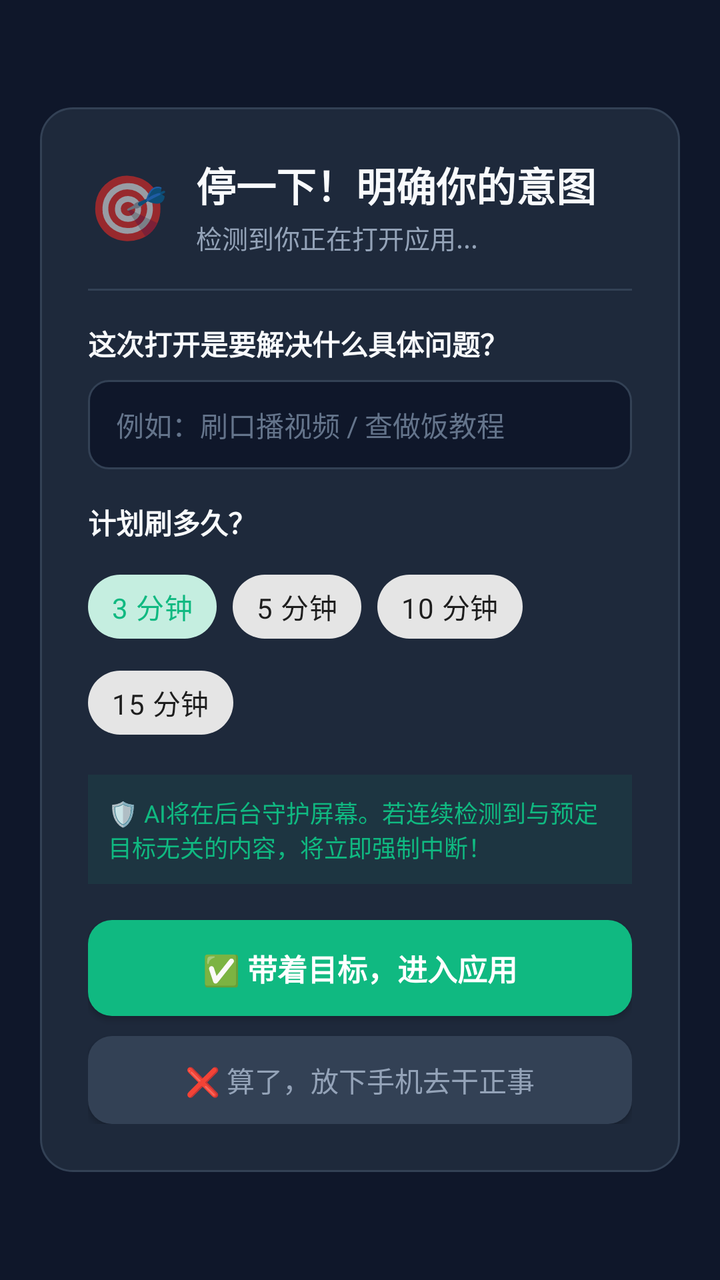
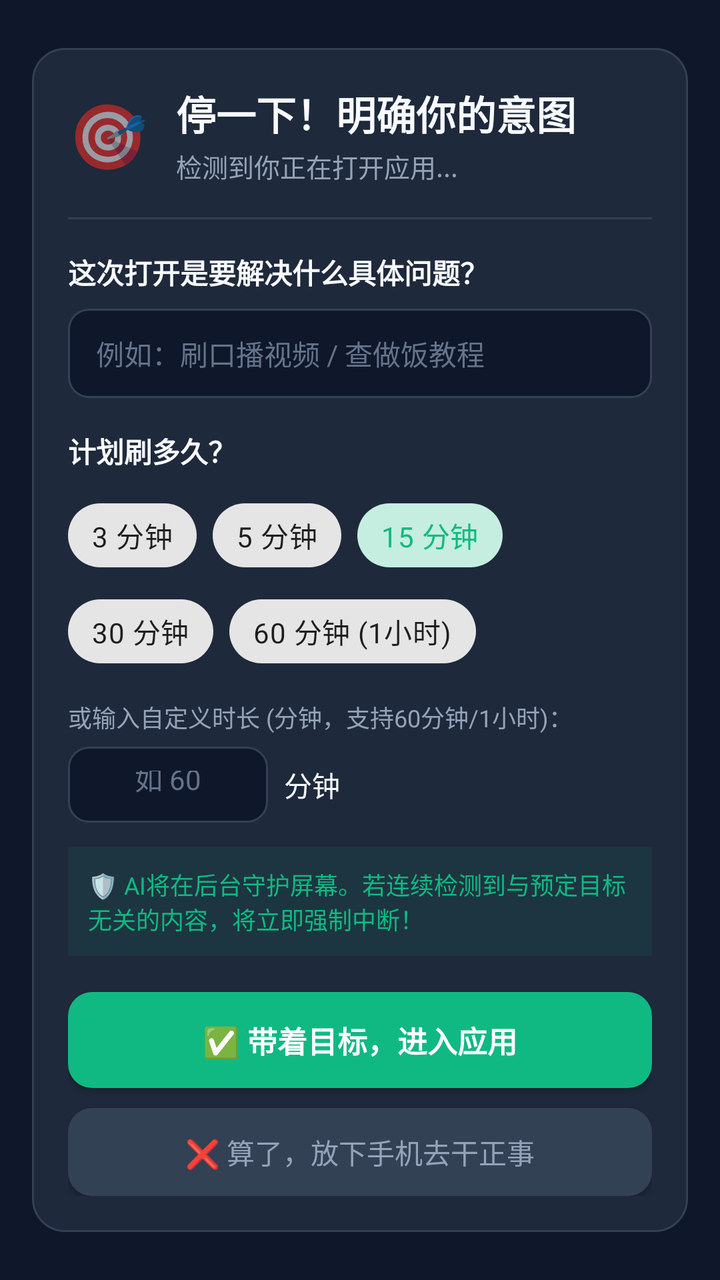

An Android layout rendered at two revisions. The XML below is the earlier revision; the diff shows what the commit changed to produce the second picture.
<!-- AndroidManifest.xml: application theme Theme.StopScroll -->
<!-- res/layout/activity_intercept.xml -->
<?xml version="1.0" encoding="utf-8"?>
<FrameLayout xmlns:android="http://schemas.android.com/apk/res/android"
    xmlns:app="http://schemas.android.com/apk/res-auto"
    android:layout_width="match_parent"
    android:layout_height="match_parent"
    android:background="@color/bg_dark"
    android:padding="20dp">

    
    <LinearLayout
        android:id="@+id/layoutInterceptCard"
        android:layout_width="match_parent"
        android:layout_height="wrap_content"
        android:layout_gravity="center"
        android:background="@drawable/card_rounded"
        android:orientation="vertical"
        android:padding="24dp">

        
        <LinearLayout
            android:layout_width="match_parent"
            android:layout_height="wrap_content"
            android:gravity="center_vertical"
            android:orientation="horizontal">

            <TextView
                android:layout_width="wrap_content"
                android:layout_height="wrap_content"
                android:text="🎯"
                android:textSize="32sp" />

            <LinearLayout
                android:layout_width="0dp"
                android:layout_height="wrap_content"
                android:layout_marginStart="14dp"
                android:layout_weight="1"
                android:orientation="vertical">

                <TextView
                    android:layout_width="wrap_content"
                    android:layout_height="wrap_content"
                    android:text="停一下！明确你的意图"
                    android:textColor="@color/text_primary"
                    android:textSize="20sp"
                    android:textStyle="bold" />

                <TextView
                    android:id="@+id/tvTargetAppInfo"
                    android:layout_width="wrap_content"
                    android:layout_height="wrap_content"
                    android:layout_marginTop="2dp"
                    android:text="检测到你正在打开应用..."
                    android:textColor="@color/text_secondary"
                    android:textSize="13sp" />
            </LinearLayout>
        </LinearLayout>

        <View
            android:layout_width="match_parent"
            android:layout_height="1dp"
            android:layout_marginTop="16dp"
            android:layout_marginBottom="16dp"
            android:background="@color/card_border" />

        
        <TextView
            android:layout_width="wrap_content"
            android:layout_height="wrap_content"
            android:text="这次打开是要解决什么具体问题？"
            android:textColor="@color/text_primary"
            android:textSize="14sp"
            android:textStyle="bold" />

        <EditText
            android:id="@+id/etUserGoal"
            android:layout_width="match_parent"
            android:layout_height="wrap_content"
            android:layout_marginTop="8dp"
            android:background="@drawable/edit_text_bg"
            android:hint="例如：刷口播视频 / 查做饭教程"
            android:textColor="@color/text_primary"
            android:textColorHint="@color/text_muted"
            android:textSize="14sp"
            android:singleLine="true" />

        
        <TextView
            android:layout_width="wrap_content"
            android:layout_height="wrap_content"
            android:layout_marginTop="16dp"
            android:text="计划刷多久？"
            android:textColor="@color/text_primary"
            android:textSize="14sp"
            android:textStyle="bold" />

        <com.google.android.material.chip.ChipGroup
            android:id="@+id/chipGroupDuration"
            android:layout_width="match_parent"
            android:layout_height="wrap_content"
            android:layout_marginTop="8dp"
            app:singleSelection="true">

            <com.google.android.material.chip.Chip
                android:id="@+id/chip3"
                style="@style/Widget.MaterialComponents.Chip.Choice"
                android:layout_width="wrap_content"
                android:layout_height="wrap_content"
                android:checked="true"
                android:text="3 分钟" />

            <com.google.android.material.chip.Chip
                android:id="@+id/chip5"
                style="@style/Widget.MaterialComponents.Chip.Choice"
                android:layout_width="wrap_content"
                android:layout_height="wrap_content"
                android:text="5 分钟" />

            <com.google.android.material.chip.Chip
                android:id="@+id/chip10"
                style="@style/Widget.MaterialComponents.Chip.Choice"
                android:layout_width="wrap_content"
                android:layout_height="wrap_content"
                android:text="10 分钟" />

            <com.google.android.material.chip.Chip
                android:id="@+id/chip15"
                style="@style/Widget.MaterialComponents.Chip.Choice"
                android:layout_width="wrap_content"
                android:layout_height="wrap_content"
                android:text="15 分钟" />
        </com.google.android.material.chip.ChipGroup>

        
        <TextView
            android:layout_width="match_parent"
            android:layout_height="wrap_content"
            android:layout_marginTop="12dp"
            android:background="#1510B981"
            android:padding="10dp"
            android:text="🛡️ AI将在后台守护屏幕。若连续检测到与预定目标无关的内容，将立即强制中断！"
            android:textColor="@color/primary"
            android:textSize="12sp" />

        
        <Button
            android:id="@+id/btnEnterApp"
            android:layout_width="match_parent"
            android:layout_height="48dp"
            android:layout_marginTop="18dp"
            android:background="@drawable/btn_primary"
            android:text="✅ 带着目标，进入应用"
            android:textAllCaps="false"
            android:textColor="#FFFFFF"
            android:textSize="15sp"
            android:textStyle="bold" />

        <Button
            android:id="@+id/btnGiveUp"
            android:layout_width="match_parent"
            android:layout_height="44dp"
            android:layout_marginTop="10dp"
            android:background="@drawable/btn_secondary"
            android:text="❌ 算了，放下手机去干正事"
            android:textAllCaps="false"
            android:textColor="@color/text_secondary"
            android:textSize="14sp" />

    </LinearLayout>

    
    <LinearLayout
        android:id="@+id/layoutAlertCard"
        android:layout_width="match_parent"
        android:layout_height="wrap_content"
        android:layout_gravity="center"
        android:background="@drawable/card_rounded"
        android:orientation="vertical"
        android:padding="28dp"
        android:visibility="gone">

        <TextView
            android:id="@+id/tvAlertIcon"
            android:layout_width="wrap_content"
            android:layout_height="wrap_content"
            android:layout_gravity="center_horizontal"
            android:text="🚫"
            android:textSize="54sp" />

        <TextView
            android:id="@+id/tvAlertTitle"
            android:layout_width="wrap_content"
            android:layout_height="wrap_content"
            android:layout_gravity="center_horizontal"
            android:layout_marginTop="12dp"
            android:text="使用已被强制中断"
            android:textColor="@color/text_primary"
            android:textSize="20sp"
            android:textStyle="bold" />

        <TextView
            android:id="@+id/tvAlertMessage"
            android:layout_width="match_parent"
            android:layout_height="wrap_content"
            android:layout_marginTop="14dp"
            android:background="#15EF4444"
            android:lineSpacingMultiplier="1.2"
            android:padding="14dp"
            android:text="AI 检测到当前内容偏离预定目标，已为你强制中断！"
            android:textColor="#FCA5A5"
            android:textSize="14sp" />

        <Button
            android:id="@+id/btnConfirmExit"
            android:layout_width="match_parent"
            android:layout_height="48dp"
            android:layout_marginTop="22dp"
            android:background="@drawable/btn_primary"
            android:text="我知道了，放下手机"
            android:textAllCaps="false"
            android:textColor="#FFFFFF"
            android:textSize="15sp"
            android:textStyle="bold" />

    </LinearLayout>

</FrameLayout>
<!-- resources referenced by this layout -->
<resources>
  <color name="bg_dark">#0F172A</color>
  <color name="card_border">#334155</color>
  <color name="primary">#10B981</color>
  <color name="text_muted">#64748B</color>
  <color name="text_primary">#F8FAFC</color>
  <color name="text_secondary">#94A3B8</color>
  <!-- drawable btn_primary (drawable) -->
  <?xml version="1.0" encoding="utf-8"?>
  <ripple xmlns:android="http://schemas.android.com/apk/res/android"
      android:color="#40FFFFFF">
      <item>
          <shape>
              <solid android:color="@color/primary" />
              <corners android:radius="12dp" />
          </shape>
      </item>
  </ripple>
  <!-- drawable btn_secondary (drawable) -->
  <?xml version="1.0" encoding="utf-8"?>
  <ripple xmlns:android="http://schemas.android.com/apk/res/android"
      android:color="#20FFFFFF">
      <item>
          <shape>
              <solid android:color="#334155" />
              <corners android:radius="12dp" />
          </shape>
      </item>
  </ripple>
  <!-- drawable card_rounded (drawable) -->
  <?xml version="1.0" encoding="utf-8"?>
  <shape xmlns:android="http://schemas.android.com/apk/res/android">
      <solid android:color="@color/card_bg" />
      <corners android:radius="16dp" />
      <stroke android:width="1dp" android:color="@color/card_border" />
  </shape>
  <!-- drawable edit_text_bg (drawable) -->
  <?xml version="1.0" encoding="utf-8"?>
  <shape xmlns:android="http://schemas.android.com/apk/res/android">
      <solid android:color="#0F172A" />
      <corners android:radius="10dp" />
      <stroke android:width="1dp" android:color="@color/card_border" />
      <padding android:left="14dp" android:right="14dp" android:top="12dp" android:bottom="12dp" />
  </shape>
  <style name="Theme.StopScroll" parent="Theme.MaterialComponents.DayNight.NoActionBar">
          <item name="colorPrimary">@color/primary</item>
          <item name="colorPrimaryVariant">@color/primary_dark</item>
          <item name="colorOnPrimary">@color/text_primary</item>
          <item name="android:statusBarColor">@color/bg_dark</item>
          <item name="android:windowBackground">@color/bg_dark</item>
          <item name="android:navigationBarColor">@color/bg_dark</item>
      </style>
  <color name="card_bg">#1E293B</color>
  <color name="primary_dark">#059669</color>
</resources>

<!-- the commit's change to res/layout/activity_intercept.xml (unified diff, before → after) -->
@@ -1,10 +1,15 @@
 <?xml version="1.0" encoding="utf-8"?>
-<FrameLayout xmlns:android="http://schemas.android.com/apk/res/android"
+<ScrollView xmlns:android="http://schemas.android.com/apk/res/android"
     xmlns:app="http://schemas.android.com/apk/res-auto"
     android:layout_width="match_parent"
     android:layout_height="match_parent"
     android:background="@color/bg_dark"
-    android:padding="20dp">
+    android:fillViewport="true">
+
+    <FrameLayout
+        android:layout_width="match_parent"
+        android:layout_height="wrap_content"
+        android:padding="16dp">
 
     
     <LinearLayout
@@ -14,7 +19,7 @@
         android:layout_gravity="center"
         android:background="@drawable/card_rounded"
         android:orientation="vertical"
-        android:padding="24dp">
+        android:padding="18dp">
 
         
         <LinearLayout
@@ -105,30 +110,76 @@
                 style="@style/Widget.MaterialComponents.Chip.Choice"
                 android:layout_width="wrap_content"
                 android:layout_height="wrap_content"
+                android:text="3 分钟" />
+
+            <com.google.android.material.chip.Chip
+                android:id="@+id/chip5"
+                style="@style/Widget.MaterialComponents.Chip.Choice"
+                android:layout_width="wrap_content"
+                android:layout_height="wrap_content"
+                android:text="5 分钟" />
+
+            <com.google.android.material.chip.Chip
+                android:id="@+id/chip15"
+                style="@style/Widget.MaterialComponents.Chip.Choice"
+                android:layout_width="wrap_content"
+                android:layout_height="wrap_content"
                 android:checked="true"
-                android:text="3 分钟" />
-
-            <com.google.android.material.chip.Chip
-                android:id="@+id/chip5"
-                style="@style/Widget.MaterialComponents.Chip.Choice"
-                android:layout_width="wrap_content"
-                android:layout_height="wrap_content"
-                android:text="5 分钟" />
-
-            <com.google.android.material.chip.Chip
-                android:id="@+id/chip10"
-                style="@style/Widget.MaterialComponents.Chip.Choice"
-                android:layout_width="wrap_content"
-                android:layout_height="wrap_content"
-                android:text="10 分钟" />
-
-            <com.google.android.material.chip.Chip
-                android:id="@+id/chip15"
-                style="@style/Widget.MaterialComponents.Chip.Choice"
-                android:layout_width="wrap_content"
-                android:layout_height="wrap_content"
                 android:text="15 分钟" />
+
+            <com.google.android.material.chip.Chip
+                android:id="@+id/chip30"
+                style="@style/Widget.MaterialComponents.Chip.Choice"
+                android:layout_width="wrap_content"
+                android:layout_height="wrap_content"
+                android:text="30 分钟" />
+
+            <com.google.android.material.chip.Chip
+                android:id="@+id/chip60"
+                style="@style/Widget.MaterialComponents.Chip.Choice"
+                android:layout_width="wrap_content"
+                android:layout_height="wrap_content"
+                android:text="60 分钟 (1小时)" />
         </com.google.android.material.chip.ChipGroup>
+
+        
+        <TextView
+            android:layout_width="wrap_content"
+            android:layout_height="wrap_content"
+            android:layout_marginTop="10dp"
+            android:text="或输入自定义时长 (分钟，支持60分钟/1小时)："
+            android:textColor="@color/text_secondary"
+            android:textSize="12sp" />
+
+        <LinearLayout
+            android:id="@+id/layoutCustomMinutes"
+            android:layout_width="match_parent"
+            android:layout_height="wrap_content"
+            android:layout_marginTop="6dp"
+            android:gravity="center_vertical"
+            android:orientation="horizontal">
+
+            <EditText
+                android:id="@+id/etCustomMinutes"
+                android:layout_width="100dp"
+                android:layout_height="38dp"
+                android:background="@drawable/edit_text_bg"
+                android:gravity="center"
+                android:hint="如 60"
+                android:inputType="number"
+                android:maxLength="4"
+                android:textColor="@color/text_primary"
+                android:textColorHint="@color/text_muted"
+                android:textSize="14sp" />
+
+            <TextView
+                android:layout_width="wrap_content"
+                android:layout_height="wrap_content"
+                android:layout_marginStart="8dp"
+                android:text="分钟"
+                android:textColor="@color/text_primary"
+                android:textSize="14sp" />
+        </LinearLayout>
 
         
         <TextView
@@ -224,3 +275,4 @@
     </LinearLayout>
 
 </FrameLayout>
+</ScrollView>
